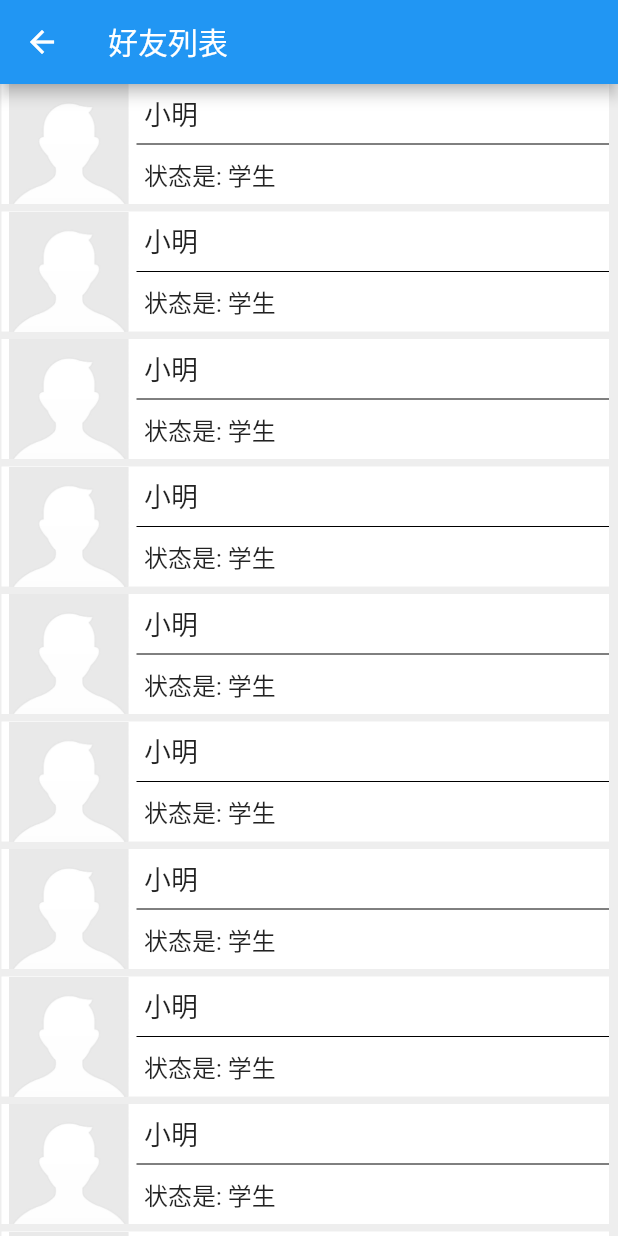
After one commit to MMMMMMMingor/indoor_location_front, a Flutter app: the screen it shows after launch, item 3 of the bottom bar chosen, after a tap on "好友", on a phone screen of 412 x 824 dp. The commit adds this screen. Run offline on Flutter 3.47's test engine with Material 2 defaults, Android fonts, the phone set to English and light mode, and no system bars; our stand-ins replace flutter_swiper, image_picker.

Commit message:
新增好友界面

```diff
--- a/lib/main.dart
+++ b/lib/main.dart
@@ -5,12 +5,13 @@ import 'dart:convert';
 import 'dart:io';
 import 'pages/tabs.dart';
 import 'pages/Go.dart';
+import 'pages/friendTab.dart';
 void main() => runApp(MyApp());
 class MyApp extends StatelessWidget {
   final routes= {
     '/Go': (context) => Go(),
-
-    // '/search':(context,{arguments})=>SearchPage(arguments:arguments),
+    // '/friendTab': (context) => friendTab(),
+    // '/search':(context,{arguments})=>SearchPage(arguments:arguments),//传参数的
   };
 
   @override
--- /dev/null
+++ b/lib/pages/friendTab.dart
@@ -0,0 +1,152 @@
+import 'package:flutter/material.dart';
+import '../model/user.dart';
+class friendTab extends StatelessWidget{
+  const friendTab({Key key}): super (key:key);
+
+//拿到好友数组数组
+  List<User> _getdata(){
+  List<User> FlistView=new List();
+    for(var i=0;i<10;i++)
+    {
+      FlistView.add(
+     new User()
+      );
+    }
+    return FlistView;
+}
+//制作每个List item 的样式
+ Widget getItem(int position,List<User> list){
+   return new Padding(
+
+     padding: EdgeInsets.fromLTRB(1, 0, 6, 5),
+
+     child: Container(
+       height: 80,
+       decoration: BoxDecoration(color: Colors.white),
+      child:Row(
+        children: <Widget>[
+          //头像栏
+        Expanded(
+         flex:2 ,
+         child: Center(
+           child: Container(
+
+            // decoration: BoxDecoration(color: Colors.green),
+       child: Image.asset(
+      'images/head_portraits.jpg',
+      fit: BoxFit.fill,
+    )
+           ),
+           ),
+               ),
+               Expanded(
+                 flex: 7,
+                  child: Center(
+           child: Container(
+
+           child:Column(
+             children: <Widget>[
+               //朋友姓名栏
+         Expanded(
+           flex: 1,
+           child: Center(
+           child: Container(
+
+           child:Padding(
+           padding: EdgeInsets.fromLTRB(5, 0, 0, 0),//修改名字的左边间隔
+           child:Row(
+         mainAxisAlignment: MainAxisAlignment.start,
+         children: <Widget>[
+          new Text(list[position].name,
+          style: TextStyle(
+          fontSize: 18.0
+          ),
+          ),
+         ],
+         )
+           )
+           )
+           )
+           ),
+           Divider(height: 1.0,indent: 0,color: Colors.black,),
+           //朋友位置状态栏
+            Expanded(
+           flex: 1,
+           child: Center(
+           child: Container(
+          //  decoration: BoxDecoration(color: Colors.purple),
+            child:Padding(
+           padding: EdgeInsets.fromLTRB(5, 0, 0, 0),//修改名字的左边间隔
+           child:Row(
+         mainAxisAlignment: MainAxisAlignment.start,
+         children: <Widget>[
+          new Text("状态是: ",
+          style: TextStyle(
+          fontSize: 16.0
+          ),
+          ),
+          //获取当前朋友的位置信息
+          new Text(list[position].job,
+
+          style: TextStyle(
+          fontSize: 16.0
+          ),
+          ),
+         ],
+         )
+           )
+           )
+           )
+           ),
+           ],
+           )
+           ),
+           ),
+                       )
+      ],
+      )
+     ),
+   );
+ }
+    @override
+  Widget build(BuildContext context) {
+    List<User> friendList = _getdata();
+    //返回一个好友的listview,通过Listview.builder
+     var FriendListView = new ListView.builder(
+      itemCount: (friendList== null) ? 0 : friendList.length,
+      itemBuilder: (BuildContext context, int position) {
+        // return ListTile (title:Text(friendList[position].name),);
+        return getItem(position,friendList);
+      });
+
+
+    return Scaffold(
+      appBar: AppBar(
+        title: Text("好友列表"),
+      ),
+
+
+ body: Container(
+    decoration: BoxDecoration(color: Colors.grey[200]),
+   child:FriendListView,
+    )
+      // body:Padding(
+      //   padding:EdgeInsets.all(0),
+      //   child:Container(
+      //     child:Padding(
+      //       padding: EdgeInsets.all(10.0),
+      //      child: Container(
+      //   child:Row(
+      //     children: <Widget>[
+      //       FriendListView,
+      //     ],
+      //     )
+
+      //          ),
+      //       ),
+
+      //   ),
+      // ),
+    );
+  }
+}
--- a/lib/pages/tabs/mine.dart
+++ b/lib/pages/tabs/mine.dart
@@ -6,6 +6,7 @@ import '../personInformation.dart';
 import '../register.dart';
 import '../../model/user.dart';
 import 'dart:io';
+import '../friendTab.dart';
 
 class MinePage extends StatefulWidget{
 
@@ -66,6 +67,12 @@ class _MinePageState extends State<MinePage>{
                     title:new Text('好友',
                       style: new TextStyle(fontWeight: FontWeight.w300),
                     ),
+                    onTap: (){
+                      Navigator.push(
+                          context,
+                          new MaterialPageRoute(builder: (context)=>new friendTab()));
+                          //跳转到好友列表界面
+                             },
                     leading: new Icon(
                       Icons.people_outline,
                       color:Colors.lightBlue,
@@ -76,7 +83,8 @@ class _MinePageState extends State<MinePage>{
             )
         )
     );
-    return CupertinoPageScaffold(
+    return Scaffold(
+      body: Container(
         child:ListView(
           children: <Widget>[
             Row(
@@ -116,6 +124,7 @@ class _MinePageState extends State<MinePage>{
             card,
           ],
         )
+        ),
     );
   }
   void didChangeDependencies() {
```
